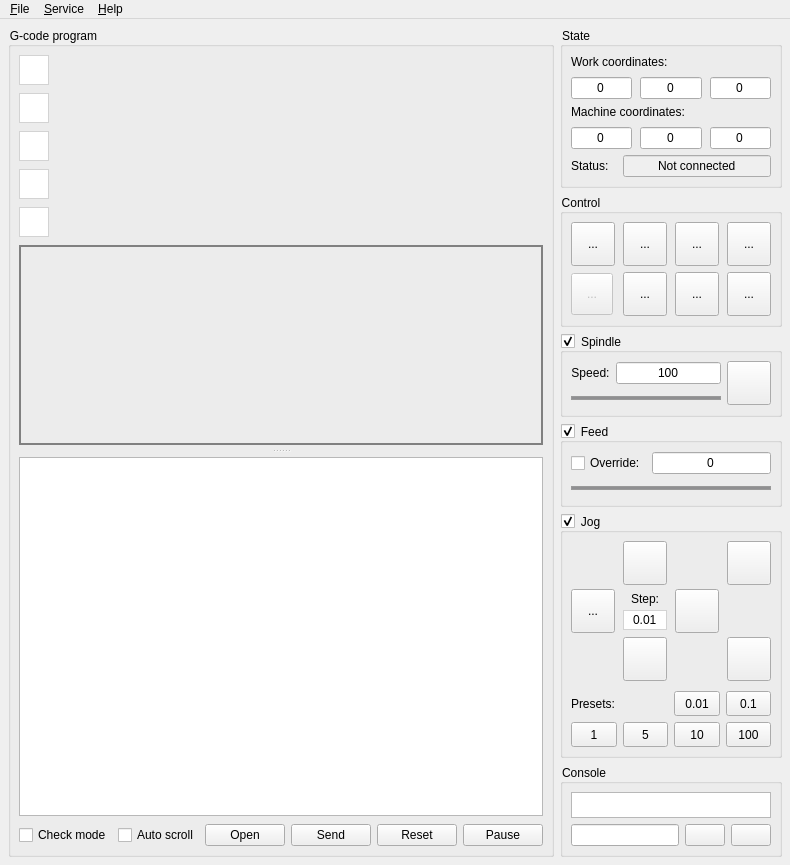
This is frmmain.ui in Denvi/Candle as Qt 5 draws it before an edit. The edited form follows.
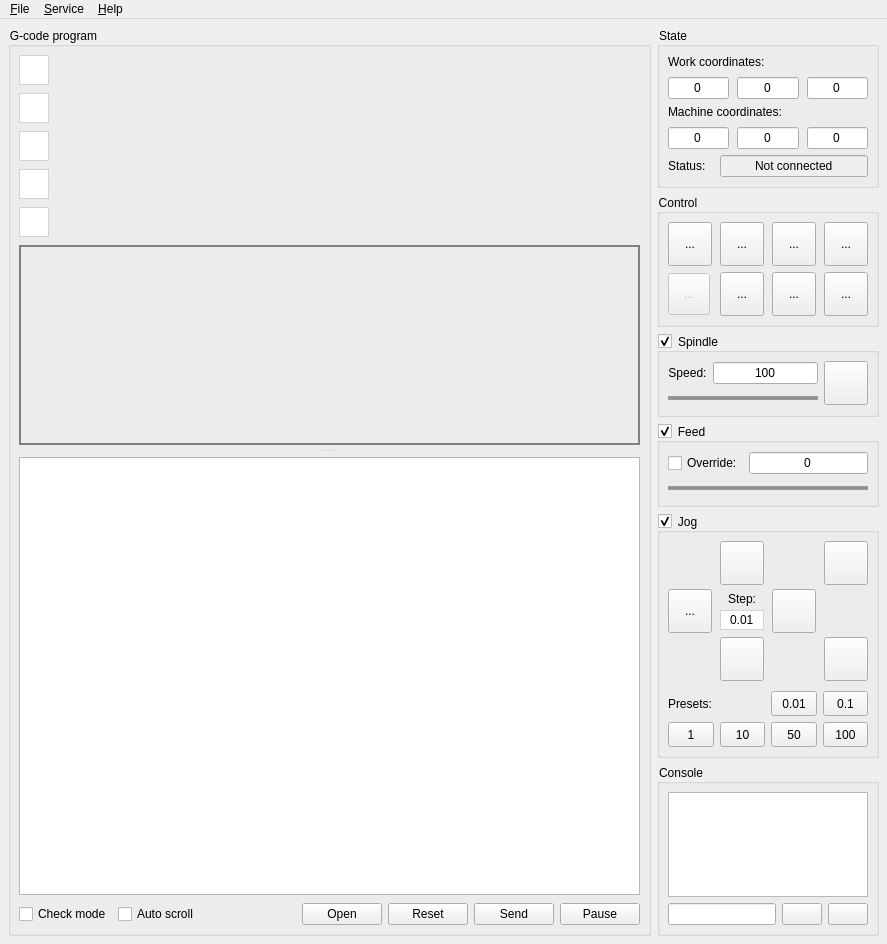
This is the edited form. Icons and pictures are not drawn. Custom widgets are drawn as their Qt base class.

Diff of the .ui file:
```diff
--- a/frmmain.ui
+++ b/frmmain.ui
@@ -6,8 +6,8 @@
    <rect>
     <x>0</x>
     <y>0</y>
-    <width>765</width>
-    <height>863</height>
+    <width>887</width>
+    <height>944</height>
    </rect>
   </property>
   <property name="palette">
@@ -527,13 +527,6 @@
            </property>
           </widget>
          </item>
-         <item>
-          <widget class="QPushButton" name="cmdFileSend">
-           <property name="text">
-            <string>Send</string>
-           </property>
-          </widget>
-         </item>
          <item>
           <widget class="QPushButton" name="cmdFileReset">
            <property name="text">
@@ -541,6 +534,16 @@
            </property>
           </widget>
          </item>
+         <item>
+          <widget class="QPushButton" name="cmdFileSend">
+           <property name="text">
+            <string>Send</string>
+           </property>
+           <property name="flat">
+            <bool>false</bool>
+           </property>
+          </widget>
+         </item>
          <item>
           <widget class="QPushButton" name="cmdFilePause">
            <property name="text">
@@ -1597,7 +1600,7 @@
                      </size>
                     </property>
                     <property name="text">
-                     <string>5</string>
+                     <string>10</string>
                     </property>
                     <property name="checkable">
                      <bool>true</bool>
@@ -1669,7 +1672,7 @@
                    </size>
                   </property>
                   <property name="text">
-                   <string>10</string>
+                   <string>50</string>
                   </property>
                   <property name="checkable">
                    <bool>true</bool>
@@ -1734,6 +1737,11 @@
              <height>26</height>
             </size>
            </property>
+           <property name="font">
+            <font>
+             <pointsize>9</pointsize>
+            </font>
+           </property>
            <property name="readOnly">
             <bool>true</bool>
            </property>
@@ -1786,8 +1794,8 @@
     <rect>
      <x>0</x>
      <y>0</y>
-     <width>765</width>
-     <height>21</height>
+     <width>887</width>
+     <height>26</height>
     </rect>
    </property>
    <widget class="QMenu" name="mnuFile">
```
Left out of the diff: 28 changed lines with no effect on the pictures.
